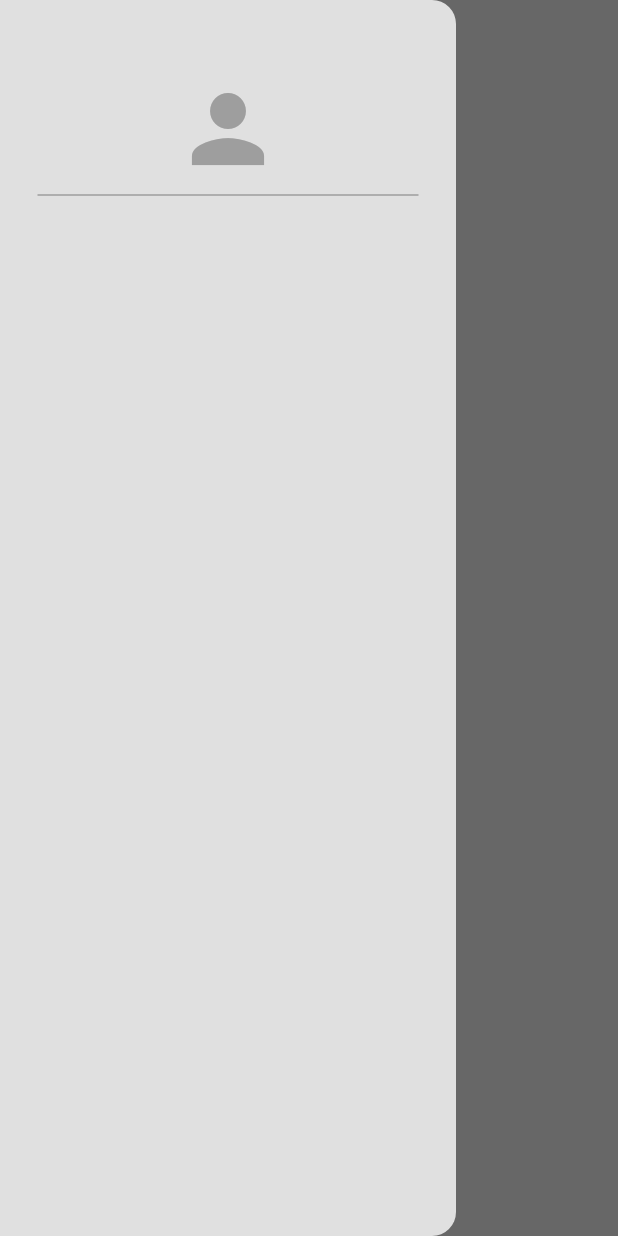
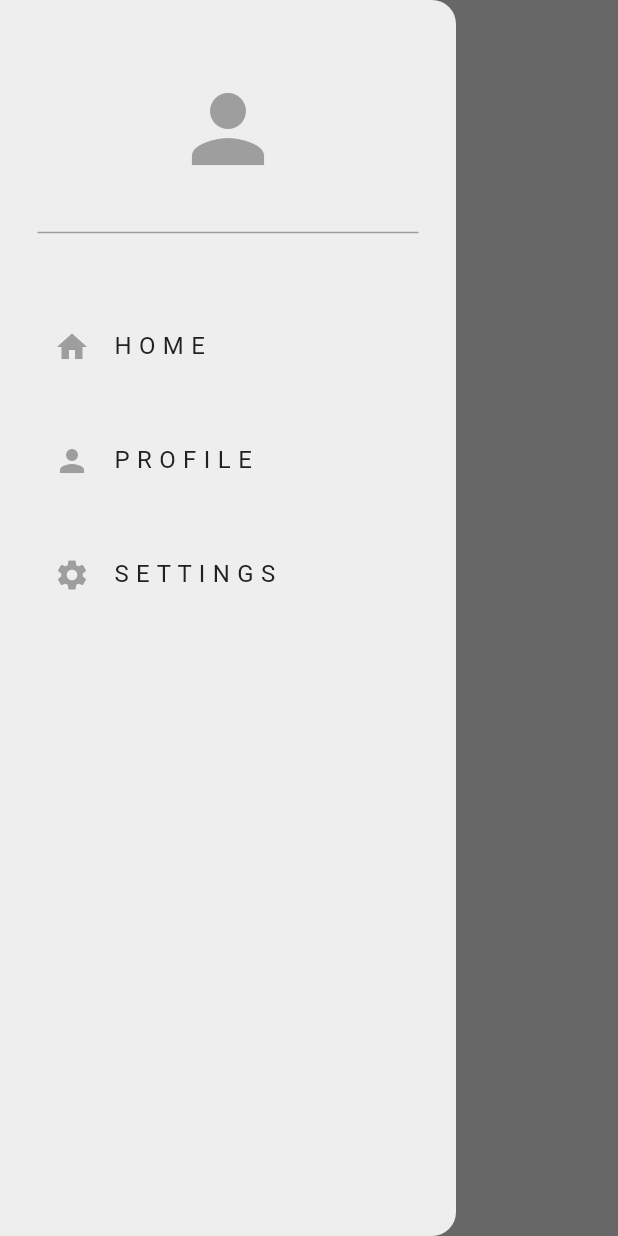
Before and after one commit to YHSajid0074/peepster, a Flutter app: the screen it shows after launch, with the side drawer open, on a phone screen of 412 x 824 dp. Run offline on Flutter 3.47's test engine with Material 3 defaults, Android fonts, the phone set to English and light mode, and no system bars.

Commit message:
completed settings ui

```diff
--- a/lib/Pages/home_page.dart
+++ b/lib/Pages/home_page.dart
@@ -13,8 +13,16 @@ class _HomePageState extends State<HomePage> {
   Widget build(BuildContext context) {
     return Scaffold(
       backgroundColor: Theme.of(context).colorScheme.surface,
-      drawer: MyDrawer(),
-      appBar: AppBar(),
+      drawer:const MyDrawer(),
+      appBar:AppBar(
+        title: const Text('H O M E'),
+        centerTitle: true,
+        foregroundColor: Theme.of(context).colorScheme.primary,
+
+        iconTheme: IconThemeData(
+          color: Theme.of(context).colorScheme.inversePrimary, // Changes drawer icon color based on theme
+        ),
+      ),
     );
   }
 }
--- a/lib/Themes/dark.dart
+++ b/lib/Themes/dark.dart
@@ -2,10 +2,10 @@ import 'package:flutter/material.dart';
 
 ThemeData darkMode=ThemeData(
     colorScheme: ColorScheme.dark(
-        surface: Colors.black,
-        primary: Colors.black12,
-        secondary: Colors.black54,
-        tertiary: Colors.black38,
+        surface: Color.fromARGB(255, 20, 20, 20),
+        primary: Color.fromARGB(255, 105, 105, 105),
+        secondary: Color.fromARGB(255, 30, 30, 30),
+        tertiary: Color.fromARGB(255, 47, 47, 47),
         inversePrimary: Colors.grey.shade300
     )
 );
--- a/lib/Themes/theme_provider.dart
+++ b/lib/Themes/theme_provider.dart
@@ -17,6 +17,7 @@ class ThemeProvider with ChangeNotifier{
     }else{
       _themeData=lightMode;
     }
+    notifyListeners();
   }
 
 }
--- a/lib/components/drawer.dart
+++ b/lib/components/drawer.dart
@@ -1,4 +1,6 @@
 import 'package:flutter/material.dart';
+import 'package:peepster/components/drawer_tile.dart';
+import 'package:peepster/Pages/setting_page.dart';
 
 
 class MyDrawer extends StatelessWidget {
@@ -7,6 +9,7 @@ class MyDrawer extends StatelessWidget {
   @override
   Widget build(BuildContext context) {
     return Drawer(
+      backgroundColor:Theme.of(context).colorScheme.secondary,
     child: SafeArea(
         child:Column(
           children: [
@@ -16,12 +19,53 @@ class MyDrawer extends StatelessWidget {
               size:72,
               color: Theme.of(context).colorScheme.primary,),
             ),
-
+            SizedBox(height: 25,),
             Divider(
               indent: 25,
               endIndent: 25,
               color: Theme.of(context).colorScheme.primary,
-            )
+            ),
+           SizedBox(height: 20,),
+           Padding(
+             padding: const EdgeInsets.fromLTRB(20, 20,0,0),
+             child: DrawerTile(
+               title: 'H O M E',
+               icon: Icons.home,
+               onTap: (){
+                  Navigator.pop(context);
+               },
+             ),
+           ),
+
+            Padding(
+              padding: const EdgeInsets.fromLTRB(20, 20,0,0),
+              child: DrawerTile(
+                title: 'P R O F I L E',
+                icon: Icons.person,
+                onTap: (){
+
+                },
+
+              ),
+            ),
+
+            Padding(
+              padding: const EdgeInsets.fromLTRB(20, 20,0,0),
+              child: DrawerTile(
+                title: 'S E T T I N G S',
+                icon: Icons.settings,
+                onTap: (){
+                 Navigator.pop(context);
+                 Navigator.push(context,
+                   MaterialPageRoute(
+                   builder: (context)=>SettingPage(),
+                 ),
+                 );
+                },
+              ),
+            ),
+
+
           ],
         )
     ),
--- /dev/null
+++ b/lib/components/drawer_tile.dart
@@ -0,0 +1,25 @@
+import 'package:flutter/material.dart';
+
+class DrawerTile extends StatelessWidget {
+  final String title;
+  final IconData icon;
+  final void Function()? onTap;
+  const DrawerTile({
+    super.key,
+    required this.title,
+    required this.icon,
+    required this.onTap
+  });
+
+  @override
+  Widget build(BuildContext context) {
+    return ListTile(
+      title: Text(title,style: TextStyle(color: Theme.of(context).colorScheme.inversePrimary),),
+      leading: Icon(
+        icon,
+        color: Theme.of(context).colorScheme.primary,
+      ),
+      onTap: onTap,
+    );
+  }
+}
--- a/lib/main.dart
+++ b/lib/main.dart
@@ -19,7 +19,6 @@ class MyApp extends StatelessWidget {
   @override
   Widget build(BuildContext context) {
     return MaterialApp(
-      debugShowCheckedModeBanner: false,
       home: HomePage(),
       theme: Provider.of<ThemeProvider>(context).themeData,
     );
```
Also changed, not shown: lib/Pages/setting_page.dart (added, +36 -0 lines), lib/components/settings_tile.dart (added, +33 -0 lines), lib/Pages/login_page.dart (added).
